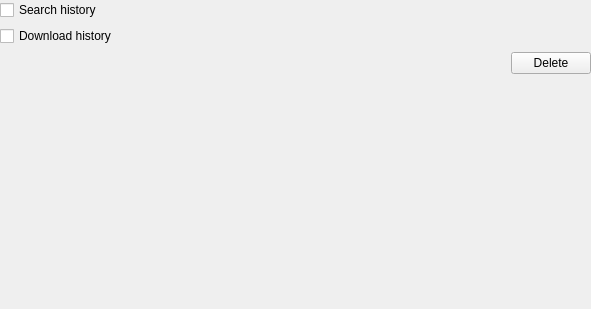
This is eiskaltdcpp-qt/ui/UISettingsHistory.ui in eiskaltdcpp/eiskaltdcpp as Qt 5 draws it before an edit. The edited form follows.
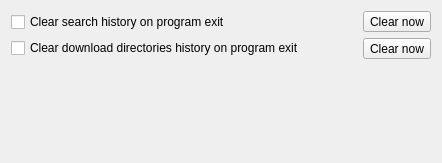
This is the edited form.

Commit message: EiskaltDC++ Qt: * Added possibility to clear search history and download directories history on   exit or manualy (issue 1175).

What changed in the file:
```diff
--- a/eiskaltdcpp-qt/ui/UISettingsHistory.ui
+++ b/eiskaltdcpp-qt/ui/UISettingsHistory.ui
@@ -6,18 +6,15 @@
    <rect>
     <x>0</x>
     <y>0</y>
-    <width>591</width>
-    <height>309</height>
+    <width>442</width>
+    <height>163</height>
    </rect>
   </property>
   <property name="windowTitle">
    <string>Form</string>
   </property>
   <layout class="QGridLayout" name="gridLayout">
-   <property name="margin">
-    <number>0</number>
-   </property>
-   <item row="0" column="0" colspan="2">
+   <item row="0" column="0" rowspan="2">
     <widget class="QFrame" name="frame">
      <property name="sizePolicy">
       <sizepolicy hsizetype="Preferred" vsizetype="Maximum">
@@ -36,30 +33,49 @@
        <number>0</number>
       </property>
       <item>
-       <widget class="QCheckBox" name="checkBox_SH">
+       <widget class="QCheckBox" name="checkBox_SearchHistory">
+        <property name="sizePolicy">
+         <sizepolicy hsizetype="Expanding" vsizetype="Fixed">
+          <horstretch>0</horstretch>
+          <verstretch>0</verstretch>
+         </sizepolicy>
+        </property>
         <property name="text">
-         <string>Search history</string>
+         <string>Clear search history on program exit</string>
         </property>
        </widget>
       </item>
       <item>
-       <widget class="QCheckBox" name="checkBox_DH">
+       <widget class="QCheckBox" name="checkBox_DirectoriesHistory">
+        <property name="sizePolicy">
+         <sizepolicy hsizetype="Expanding" vsizetype="Fixed">
+          <horstretch>0</horstretch>
+          <verstretch>0</verstretch>
+         </sizepolicy>
+        </property>
         <property name="text">
-         <string>Download history</string>
+         <string>Clear download directories history on program exit</string>
         </property>
        </widget>
       </item>
      </layout>
     </widget>
    </item>
+   <item row="0" column="1">
+    <widget class="QToolButton" name="pushButton_ClearSearchHistory">
+     <property name="text">
+      <string>Clear now</string>
+     </property>
+    </widget>
+   </item>
    <item row="1" column="1">
-    <widget class="QPushButton" name="pushButton_DEL">
+    <widget class="QToolButton" name="pushButton_ClearDirectoriesHistory">
      <property name="text">
-      <string>Delete</string>
+      <string>Clear now</string>
      </property>
     </widget>
    </item>
-   <item row="2" column="1">
+   <item row="2" column="0">
     <spacer name="verticalSpacer">
      <property name="orientation">
       <enum>Qt::Vertical</enum>
@@ -72,19 +88,6 @@
      </property>
     </spacer>
    </item>
-   <item row="1" column="0">
-    <spacer name="horizontalSpacer">
-     <property name="orientation">
-      <enum>Qt::Horizontal</enum>
-     </property>
-     <property name="sizeHint" stdset="0">
-      <size>
-       <width>40</width>
-       <height>20</height>
-      </size>
-     </property>
-    </spacer>
-   </item>
   </layout>
  </widget>
  <resources/>
```
The commit also changes 3 other files.
